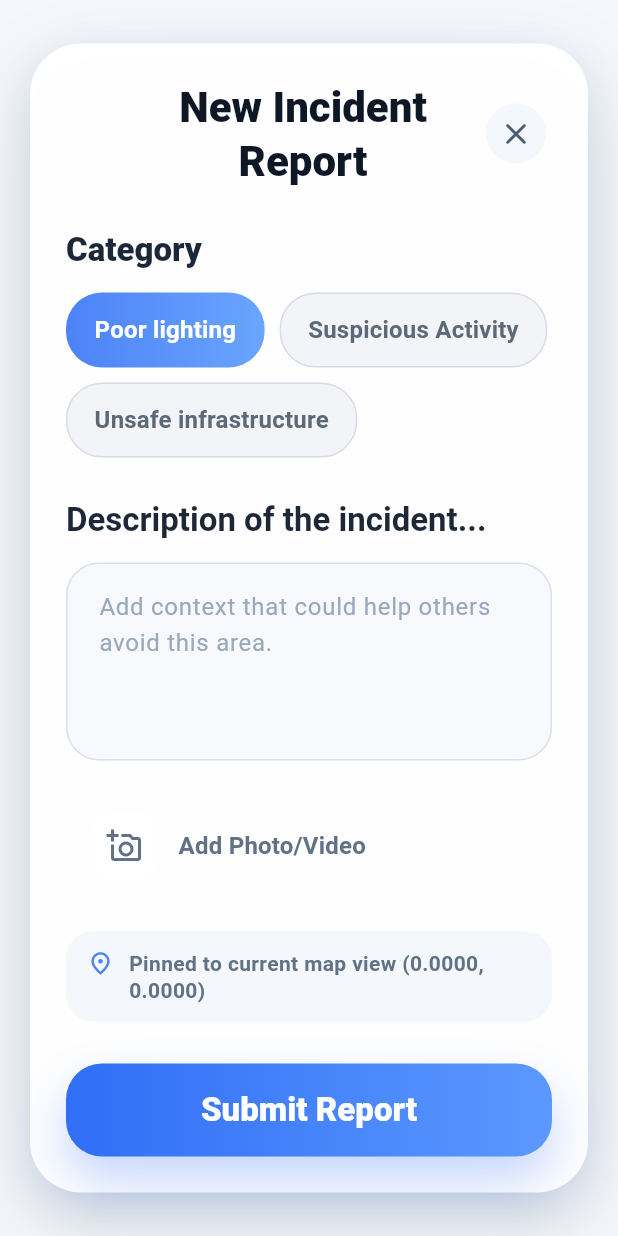
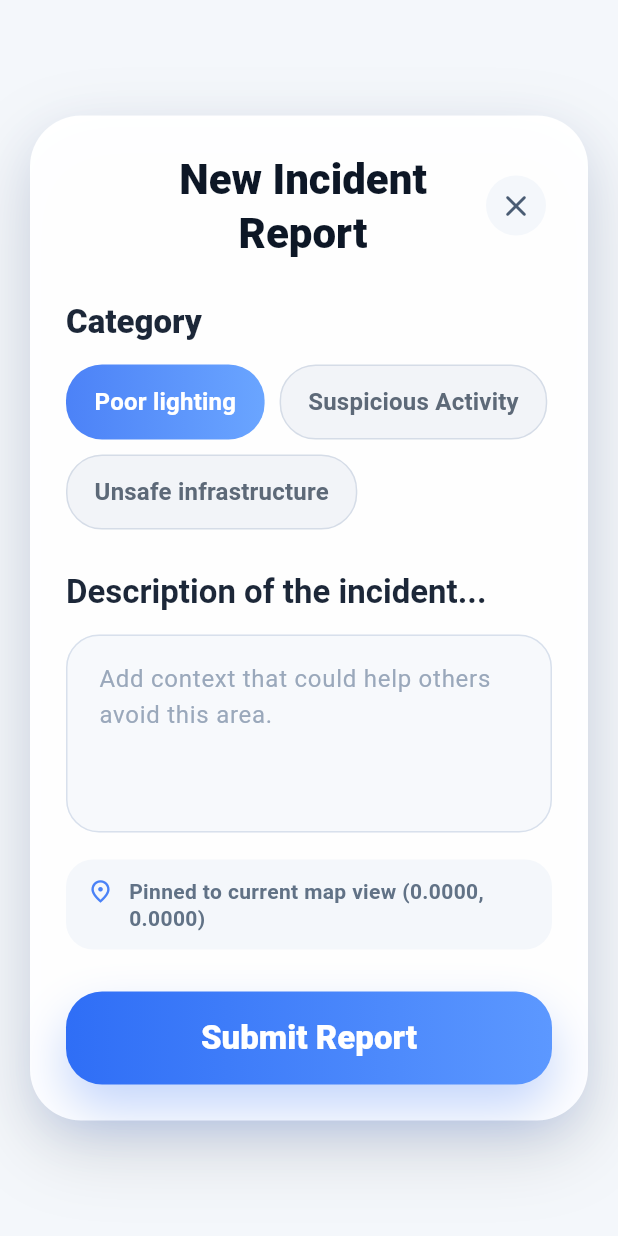
Before and after one commit to TheGoodDevil00/cdxwalksafe, a Flutter app: the IncidentModal widget shown alone on an empty page, opened directly with empty values, on a phone screen of 412 x 824 dp. Run offline on Flutter 3.47's test engine with Material 3 defaults, Android fonts, the phone set to English and light mode, and no system bars; our stand-ins replace flutter_map, geolocator, latlong2, shared_preferences, supabase_flutter; accounts and stored records are empty.

Commit message:
fix: remove non-functional media upload button from incident modal

```diff
--- a/mobile/lib/widgets/incident_modal.dart
+++ b/mobile/lib/widgets/incident_modal.dart
@@ -90,16 +90,6 @@ class _IncidentModalState extends State<IncidentModal> {
       ),
     );
     Navigator.of(context).pop();
-  }
-
-  void _showMediaUploadNotice() {
-    ScaffoldMessenger.of(context).showSnackBar(
-      const SnackBar(
-        content: Text(
-          'Media attachments are not connected yet, so this report will be submitted without a file.',
-        ),
-      ),
-    );
   }
 
   int _severityForType(String incidentType) {
@@ -240,46 +230,7 @@ class _IncidentModalState extends State<IncidentModal> {
                         ),
                       ),
                       const SizedBox(height: 18),
-                      InkWell(
-                        onTap: _showMediaUploadNotice,
-                        borderRadius: BorderRadius.circular(20),
-                        child: Ink(
-                          padding: const EdgeInsets.symmetric(
-                            horizontal: 16,
-                            vertical: 16,
-                          ),
-                          decoration: BoxDecoration(
-                            color: const Color(0xFFF7F9FC),
-                            borderRadius: BorderRadius.circular(20),
-                            border: Border.all(color: const Color(0xFFDDE5F1)),
-                          ),
-                          child: Row(
-                            children: <Widget>[
-                              Container(
-                                width: 44,
-                                height: 44,
-                                decoration: BoxDecoration(
-                                  color: Colors.white,
-                                  borderRadius: BorderRadius.circular(14),
-                                ),
-                                child: const Icon(
-                                  Icons.add_a_photo_outlined,
-                                  color: Color(0xFF617286),
-                                ),
-                              ),
-                              const SizedBox(width: 14),
-                              Text(
-                                'Add Photo/Video',
-                                style: theme.textTheme.titleMedium?.copyWith(
-                                  color: const Color(0xFF617286),
-                                  fontWeight: FontWeight.w600,
-                                ),
-                              ),
-                            ],
-                          ),
-                        ),
-                      ),
-                      const SizedBox(height: 18),
+                      // Media upload: planned for a future release. Not implemented in v1.
                       Container(
                         padding: const EdgeInsets.symmetric(
                           horizontal: 14,
```
